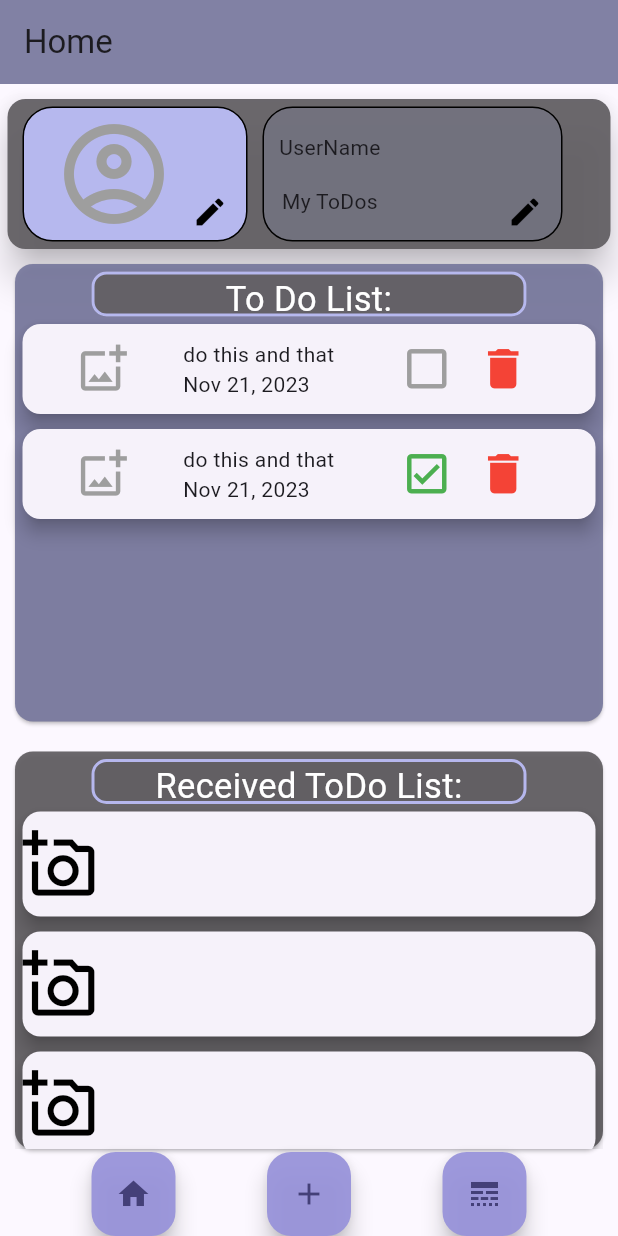
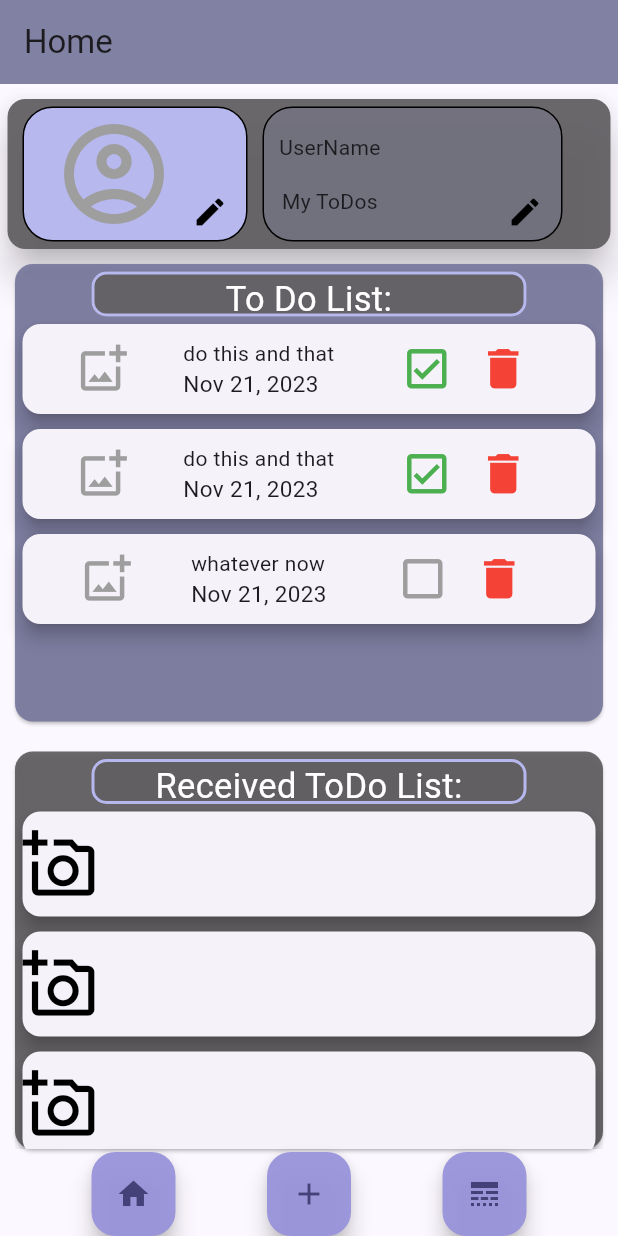
Before and after one commit to emilakerman/YouDoYou, a Flutter app: the screen it shows after launch, after a tap on the "check box outline blank" icon, on a phone screen of 412 x 824 dp. Run offline on Flutter 3.47's test engine with Material 3 defaults, Android fonts, the light colour scheme and no system bars; our stand-ins replace cloud_firestore, firebase_auth, firebase_core, flutter_riverpod, go_router, image_picker and 2 more; accounts and stored records are empty; generated files the repository leaves out were written again.

Commit message:
sprint 2 review

```diff
--- a/lib/home_screen/models/todo.dart
+++ /dev/null
@@ -1,20 +0,0 @@
-class ToDoType{
-  String title;
-  String description;
-  DateTime creationDate;
-  DateTime? endDate;
-  bool? isDone;
-  String? image;
-  String author;
-
-    ToDoType({
-    required this.title,
-    this.description = '',
-    required this.creationDate,
-    this.endDate,
-    this.isDone = false,
-    this.image,
-    required this.author,
-  });
-
-}
--- /dev/null
+++ b/lib/home_screen/models/todo_item.dart
@@ -0,0 +1,22 @@
+import 'package:intl/intl.dart';
+
+class ToDoItem {
+  String id = DateTime.now().toString();
+  String title;
+  String description;
+  DateTime? creationDate = DateTime.now();
+  DateTime? endDate;
+  bool isDone;
+  String? image;
+  String author;
+
+  ToDoItem({
+    required this.title,
+    required this.description,
+    this.creationDate,
+    this.endDate,
+    this.isDone = false,
+    this.image,
+    required this.author,
+  });
+}
--- a/lib/home_screen/widgets/todo_item.dart
+++ b/lib/home_screen/widgets/todo_item.dart
@@ -1,15 +1,24 @@
 import 'package:flutter/material.dart';
 import 'package:intl/intl.dart';
 import 'package:youdoyou/constants/app_icons.dart';
-import 'package:youdoyou/home_screen/models/todo.dart';
+import 'package:youdoyou/home_screen/models/todo_item.dart';
 
-class ToDoItem extends StatelessWidget {
-  final ToDoType item;
-  const ToDoItem({required this.item, super.key});
+class ToDoEntry extends StatefulWidget {
+  final ToDoItem entry;
+  const ToDoEntry({required this.entry, super.key});
 
   @override
+  State<ToDoEntry> createState() => _ToDoItemState();
+}
+
+class _ToDoItemState extends State<ToDoEntry> {
+  @override
   Widget build(BuildContext context) {
-    void handleCheck() {}
+    void handleCheck() {
+      setState(() {
+        widget.entry.isDone = !widget.entry.isDone;
+      });
+    }
     void handleDelete() {}
 
     return Container(
@@ -27,10 +36,13 @@ class ToDoItem extends StatelessWidget {
             mainAxisAlignment: MainAxisAlignment.center,
             children: [
               Text(
-                item.description,
+                widget.entry.description,
                 style: TextStyle(overflow: TextOverflow.ellipsis),
               ),
-              Text(DateFormat.yMMMd().format(item.creationDate)),
+              Text(
+                DateFormat.yMMMd().format(widget.entry.creationDate!),
+                style: TextStyle(fontSize: 15),
+                ),
             ],
           ),
           Container(
@@ -40,8 +52,8 @@ class ToDoItem extends StatelessWidget {
               mainAxisAlignment: MainAxisAlignment.end,
               children: [
                 IconButton(
-                  onPressed: () {},
-                  icon: item.isDone == false
+                  onPressed: handleCheck,
+                  icon: widget.entry.isDone == false
                       ? Icon(
                           AppIcons.notCheckIcon,
                           color: Colors.grey,
--- a/lib/home_screen/widgets/users_todo_list.dart
+++ b/lib/home_screen/widgets/users_todo_list.dart
@@ -5,7 +5,7 @@ import 'package:youdoyou/constants/app_colors.dart';
 import 'package:youdoyou/features/todos/data/firestore_data_service.dart';
 import 'package:youdoyou/features/todos/domain/todo_model.dart';
 import 'package:youdoyou/features/todos/presentation/create_todo_controller.dart';
-import 'package:youdoyou/home_screen/models/todo.dart';
+import 'package:youdoyou/home_screen/models/todo_item.dart';
 import 'package:youdoyou/home_screen/widgets/todo_item.dart';
 
 class TodoList extends ConsumerStatefulWidget {
@@ -26,11 +26,29 @@ class TodoListState extends ConsumerState<TodoList> {
   void initState() {
     super.initState();
     convertList();
+    testAddItem();
   }
 
-  List<ToDoType> itemsList = [
-    ToDoType(title: 'test1', description: 'do this and that', creationDate: DateTime.now(), author: 'joel'),
-    ToDoType(title: 'test2', description: 'do this and that', isDone: true, creationDate: DateTime.now(), author: 'joel'),
+    void testAddItem() {
+    FirebaseFirestore.instance.collection('user_todos').add(
+      {
+      'id' : DateTime.now().toString(),
+      'title' : 'whatever3',
+      'description' : 'do this and that and more of that',
+      'creationDate' : DateTime.now().toString(),
+      'endDate' : DateTime.now().toString(),
+      'isDone' : false,
+      'image' : null,
+      'author' : 'joel',
+      },
+      );
+    }
+
+
+  List<ToDoItem> itemsList = [
+    ToDoItem(title: 'test1', description: 'do this and that', creationDate: DateTime.now(), author: 'joel'),
+    ToDoItem(title: 'test2', description: 'do this and that', isDone: true, creationDate: DateTime.now(), author: 'joel'),
+    ToDoItem(title: 'test3',creationDate: DateTime.now(), description: 'whatever now', author: 'joey')
   ];
 
   @override
@@ -71,13 +89,35 @@ class TodoListState extends ConsumerState<TodoList> {
                 return Card(
                   margin: EdgeInsets.all(5),
                   elevation: 5,
-                  child: ToDoItem(item: itemsList[index],),
+                  child: ToDoEntry(entry: itemsList[index],),
                 );
               },
             ),
           ),
+
         ],
       ),
     );
   }
 }
+
+
+
+
+
+// return ListView.builder(
+//           itemCount: documents.length,
+//           itemBuilder: (context, index) {
+//             var item = ToDoItem(
+//               title: documents[index]['title'],
+//             description: documents[index]['description'],
+//             creationDate: documents[index]['creationDate'],
+//             endDate: documents[index]['endDate'],
+//             isDone: documents[index]['isDone'],
+//             image: documents[index]['image'],
+//             author: documents[index]['author']
+//             );
+
+//             return ToDoEntry(entry: item);
+//           },
+//         );
```
Also changed, not shown: lib/features/todos/data/firestore_data_service.dart (+9 -6 lines), lib/home_screen/widgets/home_header.dart (+13 -1 lines), lib/home_screen/widgets/user_card_form.dart (added, +56 -0 lines).
